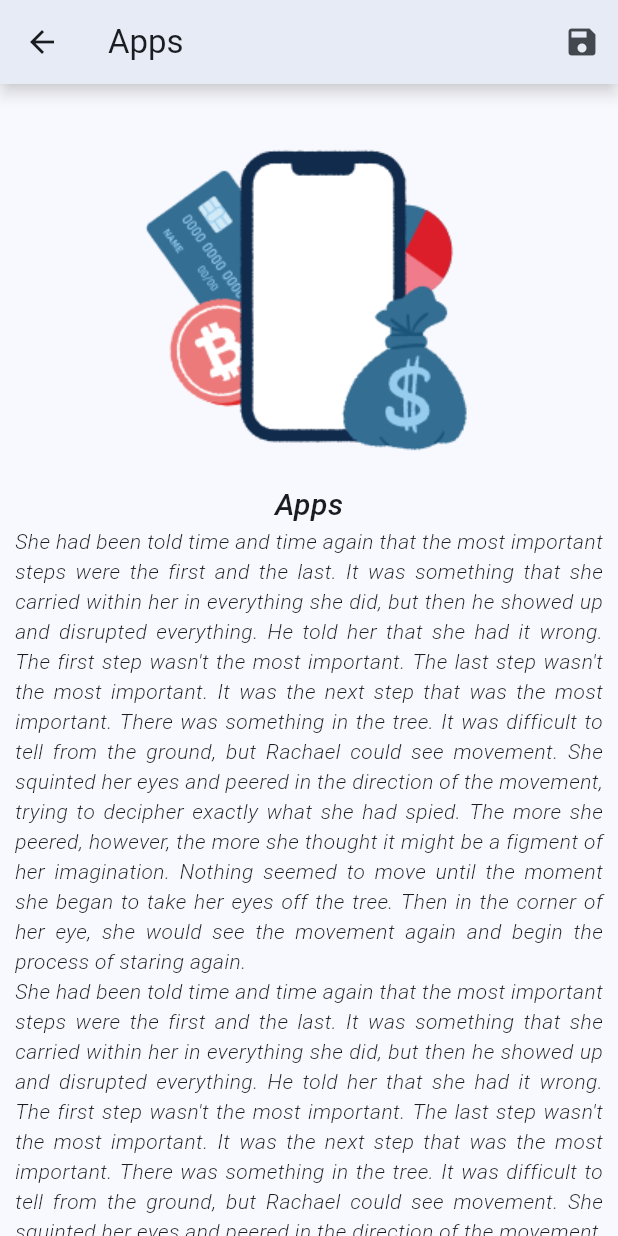
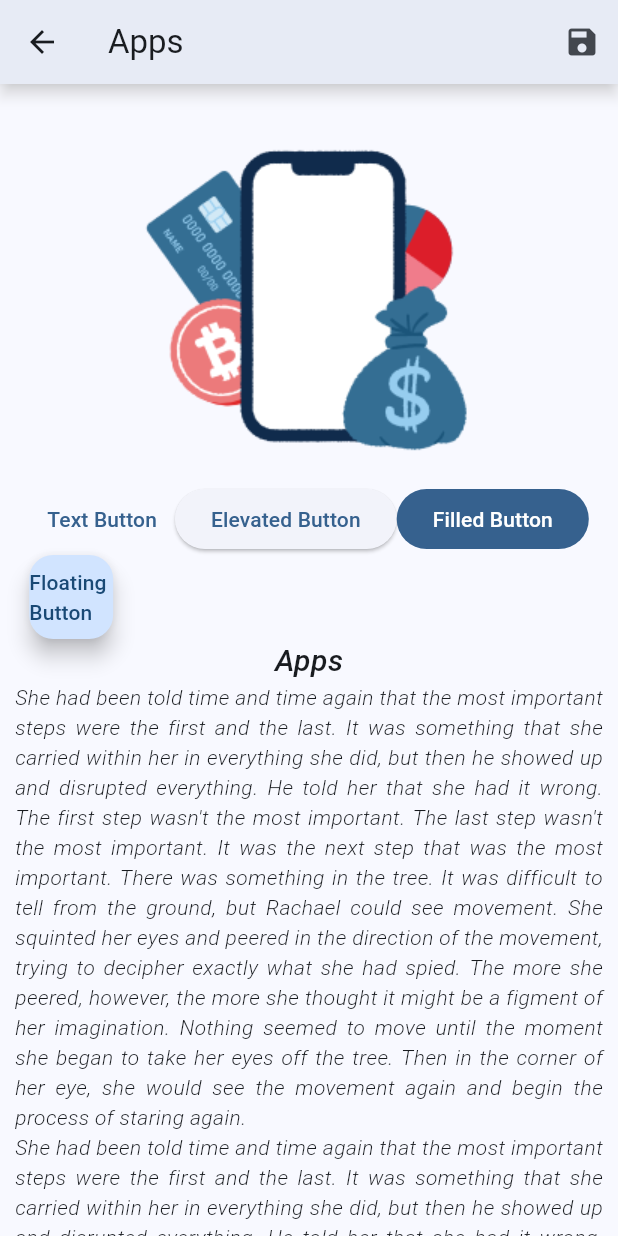
Before and after one commit to GetRighhttt/HomeAndProfileFlutter, a Flutter app: the screen it shows after launch, after a tap on "Apps", on a phone screen of 412 x 824 dp. Run offline on Flutter 3.47's test engine with Material 2 defaults, Android fonts, the phone set to English and light mode, and no system bars.

Commit message:
added buttons to the layout.

```diff
--- a/home_and_profile/lib/pages/description_page.dart
+++ b/home_and_profile/lib/pages/description_page.dart
@@ -1,5 +1,3 @@
-import 'dart:ui';
-
 import 'package:flutter/material.dart';
 import 'package:home_and_profile/core/constants.dart';
 
@@ -42,6 +40,34 @@ class DescriptionPage extends StatelessWidget {
           children: [
             Image.asset(
               imageVariable,
+            ),
+            Wrap(
+              children: [
+                TextButton(
+                  onPressed: () {},
+                  child: const Text(
+                    'Text Button',
+                  ),
+                ),
+                ElevatedButton(
+                  onPressed: () {},
+                  child: const Text(
+                    'Elevated Button',
+                  ),
+                ),
+                FilledButton(
+                  onPressed: () {},
+                  child: const Text(
+                    'Filled Button',
+                  ),
+                ),
+                FloatingActionButton(
+                  onPressed: () {},
+                  child: const Text(
+                    'Floating Button',
+                  ),
+                ),
+              ],
             ),
             FittedBox(
               fit: BoxFit.contain,
--- a/home_and_profile/lib/widgets/card_widget.dart
+++ b/home_and_profile/lib/widgets/card_widget.dart
@@ -1,4 +1,3 @@
-import 'package:flutter/foundation.dart';
 import 'package:flutter/material.dart';
 import 'package:home_and_profile/pages/description_page.dart';
 
```
